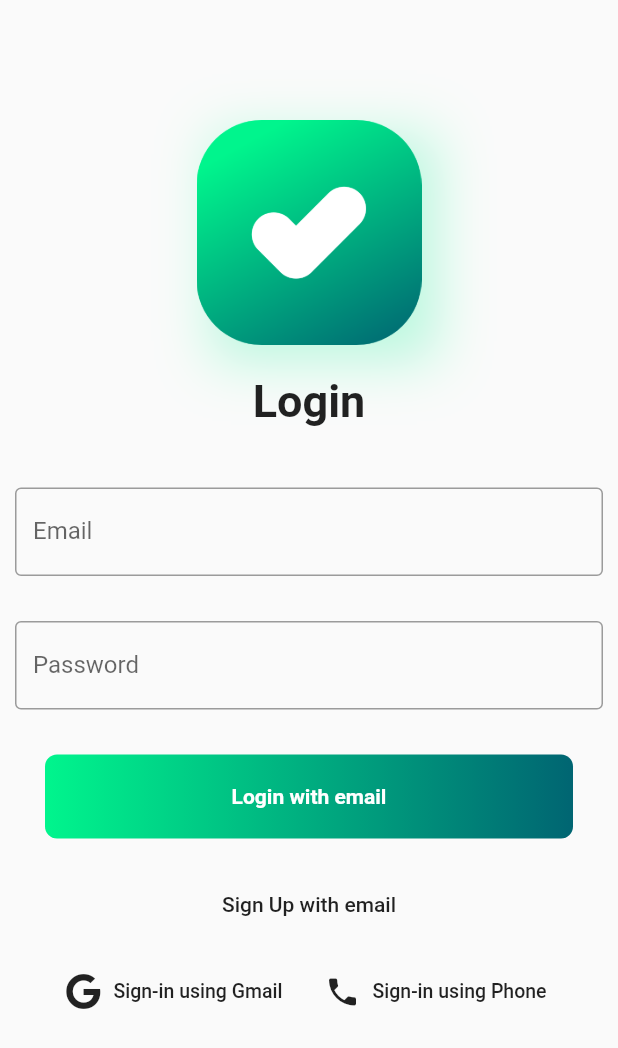
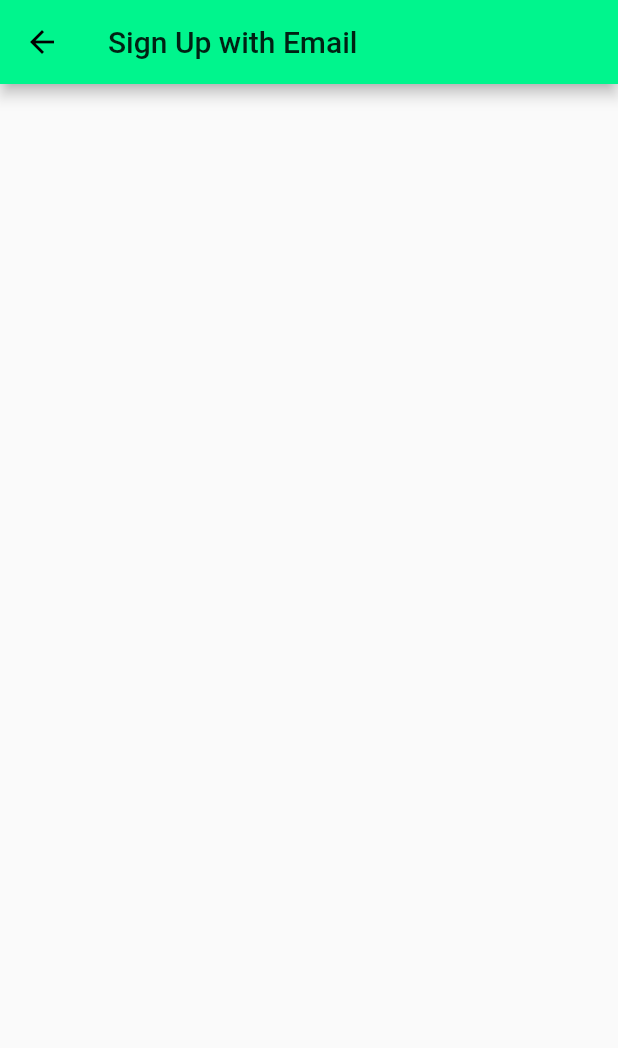
Before and after one commit to hasibullah1811/Flutter-Firebase-dailytask-app, a Flutter app: the screen it shows after launch, after a tap on "Sign Up with email", on a phone screen of 412 x 824 dp. Shown: the top 1048 px of the screen. Run offline on Flutter 3.47's test engine with Material 2 defaults, Android fonts, the phone set to English and light mode, and no system bars; our stand-ins replace firebase_auth, font_awesome_flutter; accounts and stored records are empty.

Commit message:
Sign Up with Email Screen Created

```diff
--- a/daily_task/lib/main.dart
+++ b/daily_task/lib/main.dart
@@ -1,3 +1,4 @@
+import 'package:daily_task/config/config.dart';
 import 'package:daily_task/screens/loginScreen.dart';
 import 'package:flutter/material.dart';
 
@@ -11,6 +12,14 @@ class MainApp extends StatelessWidget {
     return MaterialApp(
       debugShowCheckedModeBanner: false,
       home: HomePage(),
+      theme: ThemeData(
+        primaryColor: primaryColor,
+        brightness: Brightness.light,
+      ),
+      darkTheme: ThemeData(
+        brightness: Brightness.dark,
+        primaryColor: primaryColor,
+      ),
     );
   }
 }
--- /dev/null
+++ b/daily_task/lib/screens/emailPassSignup.dart
@@ -0,0 +1,27 @@
+import 'package:flutter/material.dart';
+
+class EmailPassSignupScreen extends StatefulWidget {
+  @override
+  _EmailPassSignupScreenState createState() => _EmailPassSignupScreenState();
+}
+
+class _EmailPassSignupScreenState extends State<EmailPassSignupScreen> {
+  @override
+  Widget build(BuildContext context) {
+    return Scaffold(
+      appBar: AppBar(
+        title: Text("Sign Up with Email"),
+      ),
+      body: SingleChildScrollView(
+        child: Container(
+          width: MediaQuery.of(context).size.width,
+          child: Column(
+            children: <Widget>[
+
+            ],
+          ),
+        ),
+      ),
+    );
+  }
+}
--- a/daily_task/lib/screens/loginScreen.dart
+++ b/daily_task/lib/screens/loginScreen.dart
@@ -1,4 +1,5 @@
 import 'package:daily_task/config/config.dart';
+import 'package:daily_task/screens/emailPassSignup.dart';
 import 'package:flutter/material.dart';
 import 'package:font_awesome_flutter/font_awesome_flutter.dart';
 import 'package:firebase_auth/firebase_auth.dart';
@@ -110,11 +111,20 @@ class _LoginScreenState extends State<LoginScreen> {
 
             FlatButton(
               child: Text("Sign Up with email"),
-              onPressed: () {},
+              onPressed: () {
+                Navigator.push(
+                  context,
+                  MaterialPageRoute(
+                    builder: (context) => EmailPassSignupScreen(),
+                  ),
+                );
+              },
             ),
 
             Container(
-              margin: EdgeInsets.only(top: 10.0),
+              margin: EdgeInsets.only(
+                top: 10.0,
+              ),
               child: Wrap(
                 children: <Widget>[
                   FlatButton.icon(
```
